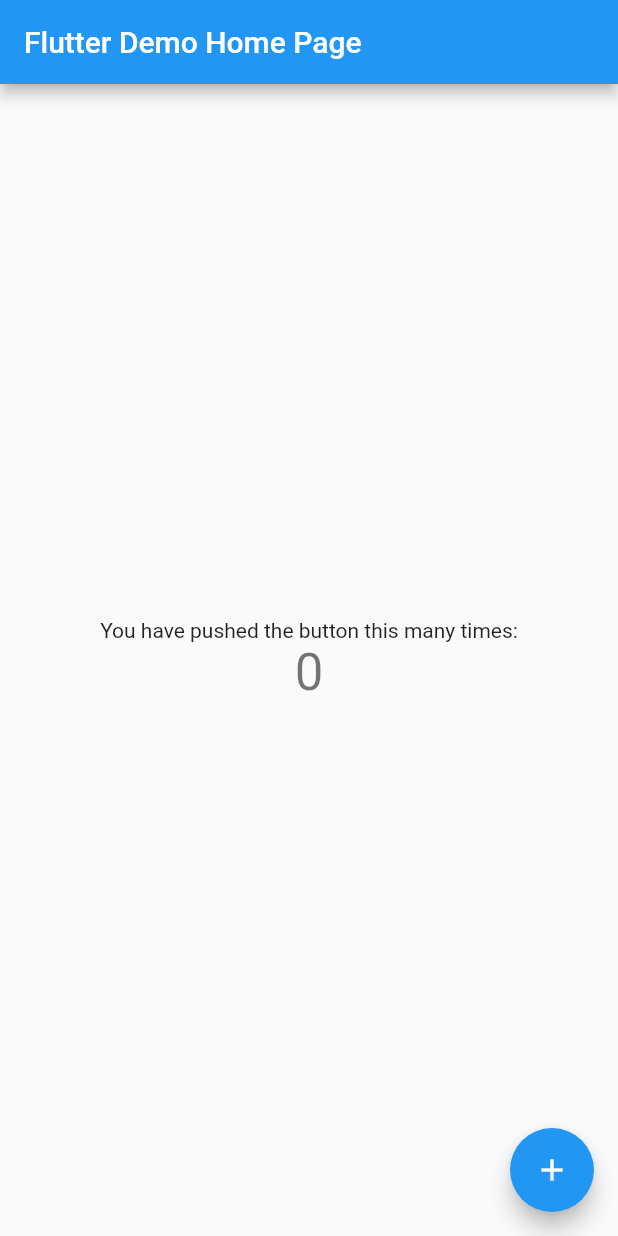
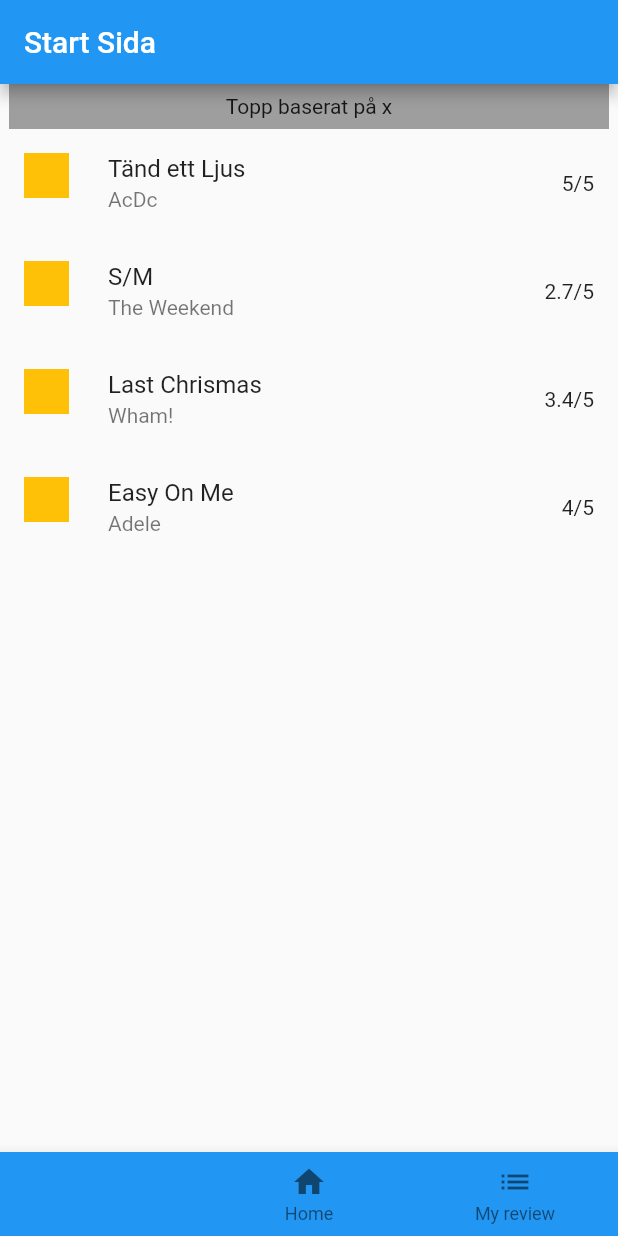
Before and after one commit to HallgrenErik/projektarbete, a Flutter app: the screen it shows after launch, on a phone screen of 412 x 824 dp. Run offline on Flutter 3.47's test engine with Material 2 defaults, Android fonts, the phone set to English and light mode, and no system bars.

```diff
--- /dev/null
+++ b/lib/album_lista.dart
@@ -0,0 +1,24 @@
+import 'package:flutter/material.dart';
+
+Widget albumRow(
+    {required String albumTitel, required String artist, var albumBetyg}) {
+  return ListTile(
+      leading: Container(
+        height: 30,
+        width: 30,
+        decoration: const BoxDecoration(color: Colors.amber),
+      ),
+      title: Text(albumTitel),
+      subtitle: Text(artist),
+      trailing: Text(albumBetyg));
+}
+
+Widget filterbar() {
+  return Container(
+    child: Text('Topp baserat på x'),
+    alignment: Alignment.center,
+    height: 30,
+    width: 400,
+    decoration: BoxDecoration(color: Colors.grey),
+  );
+}
--- a/lib/main.dart
+++ b/lib/main.dart
@@ -1,115 +1,17 @@
 import 'package:flutter/material.dart';
+import './start_sida.dart';
 
 void main() {
-  runApp(const MyApp());
+  runApp(MyApp());
 }
 
 class MyApp extends StatelessWidget {
-  const MyApp({Key? key}) : super(key: key);
-
-  // This widget is the root of your application.
   @override
   Widget build(BuildContext context) {
     return MaterialApp(
-      title: 'Flutter Demo',
-      theme: ThemeData(
-        // This is the theme of your application.
-        //
-        // Try running your application with "flutter run". You'll see the
-        // application has a blue toolbar. Then, without quitting the app, try
-        // changing the primarySwatch below to Colors.green and then invoke
-        // "hot reload" (press "r" in the console where you ran "flutter run",
-        // or simply save your changes to "hot reload" in a Flutter IDE).
-        // Notice that the counter didn't reset back to zero; the application
-        // is not restarted.
-        primarySwatch: Colors.blue,
-      ),
-      home: const MyHomePage(title: 'Flutter Demo Home Page'),
+      debugShowCheckedModeBanner: false,
+      title: 'Start Sida',
+      home: StartSida(),
     );
   }
 }
-
-class MyHomePage extends StatefulWidget {
-  const MyHomePage({Key? key, required this.title}) : super(key: key);
-
-  // This widget is the home page of your application. It is stateful, meaning
-  // that it has a State object (defined below) that contains fields that affect
-  // how it looks.
-
-  // This class is the configuration for the state. It holds the values (in this
-  // case the title) provided by the parent (in this case the App widget) and
-  // used by the build method of the State. Fields in a Widget subclass are
-  // always marked "final".
-
-  final String title;
-
-  @override
-  State<MyHomePage> createState() => _MyHomePageState();
-}
-
-class _MyHomePageState extends State<MyHomePage> {
-  int _counter = 0;
-
-  void _incrementCounter() {
-    setState(() {
-      // This call to setState tells the Flutter framework that something has
-      // changed in this State, which causes it to rerun the build method below
-      // so that the display can reflect the updated values. If we changed
-      // _counter without calling setState(), then the build method would not be
-      // called again, and so nothing would appear to happen.
-      _counter++;
-    });
-  }
-
-  @override
-  Widget build(BuildContext context) {
-    // This method is rerun every time setState is called, for instance as done
-    // by the _incrementCounter method above.
-    //
-    // The Flutter framework has been optimized to make rerunning build methods
-    // fast, so that you can just rebuild anything that needs updating rather
-    // than having to individually change instances of widgets.
-    return Scaffold(
-      appBar: AppBar(
-        // Here we take the value from the MyHomePage object that was created by
-        // the App.build method, and use it to set our appbar title.
-        title: Text(widget.title),
-      ),
-      body: Center(
-        // Center is a layout widget. It takes a single child and positions it
-        // in the middle of the parent.
-        child: Column(
-          // Column is also a layout widget. It takes a list of children and
-          // arranges them vertically. By default, it sizes itself to fit its
-          // children horizontally, and tries to be as tall as its parent.
-          //
-          // Invoke "debug painting" (press "p" in the console, choose the
-          // "Toggle Debug Paint" action from the Flutter Inspector in Android
-          // Studio, or the "Toggle Debug Paint" command in Visual Studio Code)
-          // to see the wireframe for each widget.
-          //
-          // Column has various properties to control how it sizes itself and
-          // how it positions its children. Here we use mainAxisAlignment to
-          // center the children vertically; the main axis here is the vertical
-          // axis because Columns are vertical (the cross axis would be
-          // horizontal).
-          mainAxisAlignment: MainAxisAlignment.center,
-          children: <Widget>[
-            const Text(
-              'You have pushed the button this many times:',
-            ),
-            Text(
-              '$_counter',
-              style: Theme.of(context).textTheme.headline4,
-            ),
-          ],
-        ),
-      ),
-      floatingActionButton: FloatingActionButton(
-        onPressed: _incrementCounter,
-        tooltip: 'Increment',
-        child: const Icon(Icons.add),
-      ), // This trailing comma makes auto-formatting nicer for build methods.
-    );
-  }
-}
--- /dev/null
+++ b/lib/start_sida.dart
@@ -0,0 +1,44 @@
+import 'package:flutter/material.dart';
+import 'package:my_first_app/album_lista.dart';
+
+class StartSida extends StatelessWidget {
+  Widget build(BuildContext context) {
+    return Scaffold(
+        appBar: AppBar(
+          title: Text("Start Sida"),
+        ),
+        body: Column(children: [
+          filterbar(),
+          albumRow(
+              albumTitel: 'Tänd ett Ljus', artist: 'AcDc', albumBetyg: '5/5'),
+          albumRow(
+            albumTitel: 'S/M',
+            artist: 'The Weekend',
+            albumBetyg: '2.7/5',
+          ),
+          albumRow(
+              albumTitel: 'Last Chrismas',
+              artist: 'Wham!',
+              albumBetyg: '3.4/5'),
+          albumRow(
+              albumTitel: 'Easy On Me', artist: 'Adele', albumBetyg: '4/5'),
+        ]),
+        bottomNavigationBar: BottomNavigationBar(
+          backgroundColor: Colors.blue,
+          items: const <BottomNavigationBarItem>[
+            BottomNavigationBarItem(
+                icon: Icon(Icons.arrow_back),
+                label: 'Back',
+                backgroundColor: Colors.green),
+            BottomNavigationBarItem(
+              icon: Icon(Icons.home),
+              label: 'Home',
+            ),
+            BottomNavigationBarItem(
+              icon: Icon(Icons.list),
+              label: 'My review',
+            ),
+          ],
+        ));
+  }
+}
```
Also changed, not shown: 1 other file.
